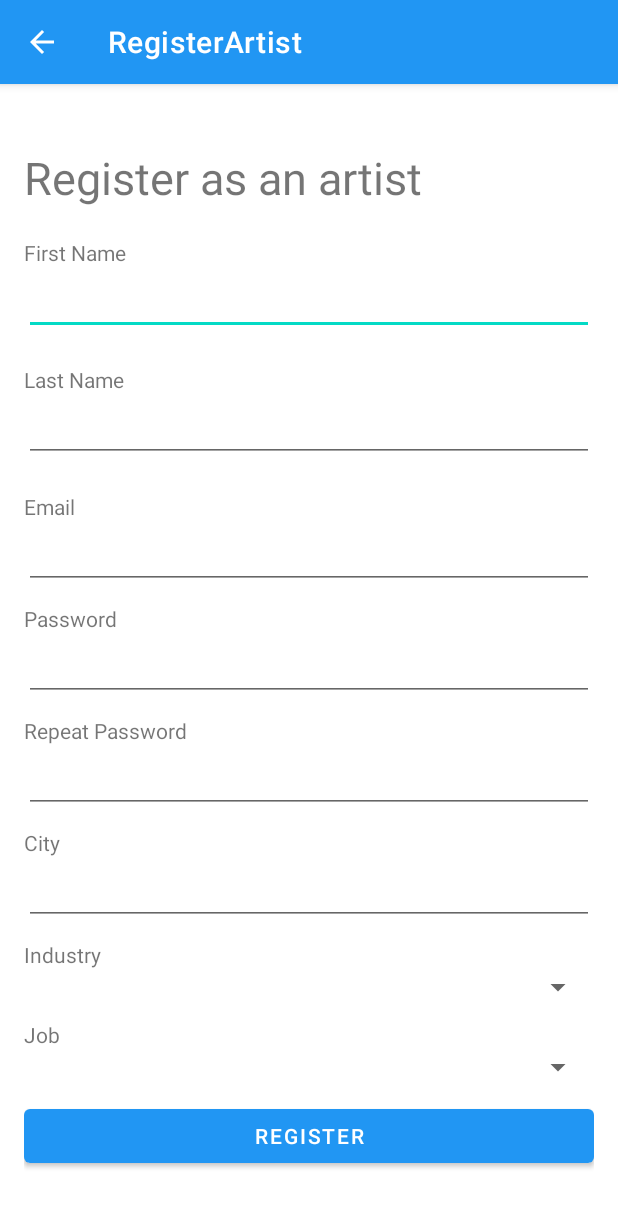
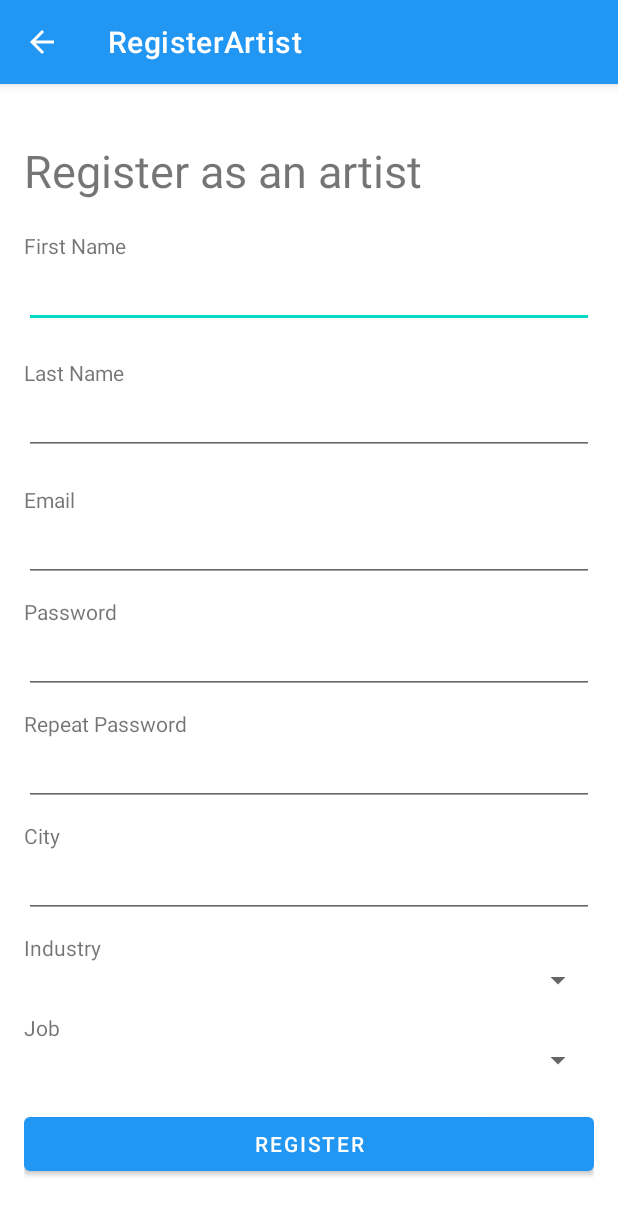
Before and after one commit to BigThor20/FindArtist, an Android app: the RegisterArtistActivity screen opened directly, with no data from a screen before it, on a phone screen of 412 x 824 dp. Shown: the top 1215 px of the screen. Run offline under Robolectric (Android 15) with nearby library versions, the phone set to English and light mode, and no system bars; our stand-ins replace Firebase (no records; nobody signed in at launch, a user with empty details on screens opened directly).

Commit message:
rewrite Spinners from SelectJob as an fragment

```diff
--- a/app/build.gradle
+++ b/app/build.gradle
@@ -72,6 +72,9 @@ dependencies {
     implementation 'androidx.lifecycle:lifecycle-viewmodel-savedstate:2.6.1'
     implementation 'com.github.bumptech.glide:glide:4.12.0'
     annotationProcessor 'com.github.bumptech.glide:compiler:4.12.0'
+    implementation 'androidx.fragment:fragment-ktx:1.5.7'
+
+
 
 
 
--- a/app/src/main/java/com/example/findartist/model/RegisterViewModel.kt
+++ b/app/src/main/java/com/example/findartist/model/RegisterViewModel.kt
@@ -68,41 +68,6 @@ class RegisterViewModel : ViewModel() {
         db.collection("users").document(userId).set(userMap).await()
     }
 
-    fun fetchFirstSpinnerData(): LiveData<List<String>> {
-        val firstSpinnerData = MutableLiveData<List<String>>()
-
-        viewModelScope.launch {
-            val data = getFirstSpinnerData()
-            firstSpinnerData.value = data
-        }
-
-        return firstSpinnerData
-    }
-
-    private suspend fun getFirstSpinnerData(): List<String> {
-        return withContext(Dispatchers.IO) {
-            val documents = db.collection("industries").get().await()
-            documents.map { it["value"].toString() }
-        }
-    }
-
-    fun fetchSecondSpinnerData(selectedOption: String): LiveData<List<String>> {
-        val secondSpinnerData = MutableLiveData<List<String>>()
-
-        viewModelScope.launch {
-            val data = getSecondSpinnerData(selectedOption)
-            secondSpinnerData.value = data
-        }
-
-        return secondSpinnerData
-    }
-
-    private suspend fun getSecondSpinnerData(selectedOption: String): List<String> {
-        return withContext(Dispatchers.IO) {
-            val document = db.collection("jobs").document(selectedOption).get().await()
-            document["options"] as List<String>
-        }
-    }
 
     private fun isEmailValid(email: String): ValidationResult {
         val emailPattern = "^[A-Za-z0-9+_.-]+@[A-Za-z0-9.-]+$"
--- /dev/null
+++ b/app/src/main/java/com/example/findartist/model/SelectJobViewModel.kt
@@ -0,0 +1,57 @@
+package com.example.findartist.model
+
+import androidx.activity.viewModels
+import androidx.lifecycle.LiveData
+import androidx.lifecycle.MutableLiveData
+import androidx.lifecycle.ViewModel
+import androidx.lifecycle.viewModelScope
+import com.google.firebase.auth.FirebaseAuth
+import com.google.firebase.auth.ktx.auth
+import com.google.firebase.firestore.FirebaseFirestore
+import com.google.firebase.firestore.ktx.firestore
+import com.google.firebase.ktx.Firebase
+import kotlinx.coroutines.Dispatchers
+import kotlinx.coroutines.launch
+import kotlinx.coroutines.tasks.await
+import kotlinx.coroutines.withContext
+
+class SelectJobViewModel : ViewModel() {
+
+    private val db: FirebaseFirestore = Firebase.firestore
+
+    fun fetchFirstSpinnerData(): LiveData<List<String>> {
+        val firstSpinnerData = MutableLiveData<List<String>>()
+
+        viewModelScope.launch {
+            val data = getFirstSpinnerData()
+            firstSpinnerData.value = data
+        }
+
+        return firstSpinnerData
+    }
+
+    private suspend fun getFirstSpinnerData(): List<String> {
+        return withContext(Dispatchers.IO) {
+            val documents = db.collection("industries").get().await()
+            documents.map { it["value"].toString() }
+        }
+    }
+
+    fun fetchSecondSpinnerData(selectedOption: String): LiveData<List<String>> {
+        val secondSpinnerData = MutableLiveData<List<String>>()
+
+        viewModelScope.launch {
+            val data = getSecondSpinnerData(selectedOption)
+            secondSpinnerData.value = data
+        }
+
+        return secondSpinnerData
+    }
+
+    private suspend fun getSecondSpinnerData(selectedOption: String): List<String> {
+        return withContext(Dispatchers.IO) {
+            val document = db.collection("jobs").document(selectedOption).get().await()
+            document["options"] as List<String>
+        }
+    }
+}
--- a/app/src/main/java/com/example/findartist/views/RegisterArtistActivity.kt
+++ b/app/src/main/java/com/example/findartist/views/RegisterArtistActivity.kt
@@ -6,6 +6,7 @@ import android.view.View
 import android.widget.*
 import androidx.activity.viewModels
 import androidx.appcompat.app.AppCompatActivity
+import androidx.fragment.app.Fragment
 import androidx.lifecycle.Observer
 import com.example.findartist.R
 import com.example.findartist.model.Artist
@@ -14,52 +15,13 @@ import com.example.findartist.model.User
 import com.example.findartist.model.UserRole
 
 class RegisterArtistActivity : AppCompatActivity() {
+
     private val viewModel: RegisterViewModel by viewModels()
 
     override fun onCreate(savedInstanceState: Bundle?) {
         super.onCreate(savedInstanceState)
         setContentView(R.layout.register_artist_page)
 
-        val firstSpinner: Spinner = findViewById(R.id.industrySpinner)
-        val secondSpinner: Spinner = findViewById(R.id.jobSpinner)
-
-        // Variables to store selected values
-        var industry = ""
-        var job = ""
-
-        // Obțineți datele de la ViewModel pentru primul spinner
-        viewModel.fetchFirstSpinnerData().observe(this, Observer { firstSpinnerData ->
-            val firstSpinnerAdapter = ArrayAdapter(this, android.R.layout.simple_spinner_item, firstSpinnerData)
-            firstSpinnerAdapter.setDropDownViewResource(android.R.layout.simple_spinner_dropdown_item)
-            firstSpinner.adapter = firstSpinnerAdapter
-        })
-
-        firstSpinner.onItemSelectedListener = object : AdapterView.OnItemSelectedListener {
-            override fun onItemSelected(parent: AdapterView<*>?, view: View?, position: Int, id: Long) {
-                val selectedOption = firstSpinner.selectedItem.toString()
-
-                // Store the selected value for industry
-                industry = selectedOption
-
-                // Obțineți datele de la ViewModel pentru al doilea spinner
-                viewModel.fetchSecondSpinnerData(selectedOption).observe(this@RegisterArtistActivity, Observer { secondSpinnerData ->
-                    val secondSpinnerAdapter = ArrayAdapter(this@RegisterArtistActivity, android.R.layout.simple_spinner_item, secondSpinnerData)
-                    secondSpinnerAdapter.setDropDownViewResource(android.R.layout.simple_spinner_dropdown_item)
-                    secondSpinner.adapter = secondSpinnerAdapter
-                })
-            }
-
-            override fun onNothingSelected(parent: AdapterView<*>?) {
-                // Nimic de făcut
-            }
-        }
-
-        secondSpinner.onItemSelectedListener = object : AdapterView.OnItemSelectedListener {
-            override fun onItemSelected(parent: AdapterView<*>?, view: View?, position: Int, id: Long) {
-                job = parent?.getItemAtPosition(position).toString()
-            }
-            override fun onNothingSelected(parent: AdapterView<*>?) {}
-        }
 
         val registerButton = findViewById<Button>(R.id.registerArtist)
         registerButton.setOnClickListener {
@@ -69,6 +31,8 @@ class RegisterArtistActivity : AppCompatActivity() {
             val password = findViewById<EditText>(R.id.editTextPassword).text.toString()
             val confirmPassword = findViewById<EditText>(R.id.editTextRepeatPassword).text.toString()
             val city = findViewById<EditText>(R.id.editTextCity).text.toString()
+            val industry = findViewById<Spinner>(R.id.industrySpinner).selectedItem.toString()
+            val job = findViewById<Spinner>(R.id.jobSpinner).selectedItem.toString()
 
 
             if (firstName.isNotEmpty() && lastName.isNotEmpty()
--- /dev/null
+++ b/app/src/main/java/com/example/findartist/views/SelectJobFragment.kt
@@ -0,0 +1,64 @@
+package com.example.findartist.views
+
+import android.os.Bundle
+import android.view.LayoutInflater
+import android.view.View
+import android.view.ViewGroup
+import android.widget.AdapterView
+import android.widget.ArrayAdapter
+import android.widget.Spinner
+import androidx.fragment.app.Fragment
+import androidx.fragment.app.viewModels
+import com.example.findartist.R
+import com.example.findartist.model.SelectJobViewModel
+
+class SelectJobFragment : Fragment() {
+    private val selectJobViewModel: SelectJobViewModel by viewModels()
+
+    private lateinit var industrySpinner: Spinner
+    private lateinit var jobSpinner: Spinner
+
+    override fun onCreateView(
+        inflater: LayoutInflater,
+        container: ViewGroup?,
+        savedInstanceState: Bundle?
+    ): View? {
+        val view = inflater.inflate(R.layout.fragment_select_job, container, false)
+
+        // Initialize the spinners
+        industrySpinner = view.findViewById(R.id.industrySpinner)
+        jobSpinner = view.findViewById(R.id.jobSpinner)
+
+        populateIndustrySpinner()
+
+        return view
+    }
+
+    private fun populateIndustrySpinner() {
+        selectJobViewModel.fetchFirstSpinnerData().observe(viewLifecycleOwner) { firstSpinnerData ->
+            val firstSpinnerAdapter = ArrayAdapter(requireContext(), android.R.layout.simple_spinner_item, firstSpinnerData)
+            firstSpinnerAdapter.setDropDownViewResource(android.R.layout.simple_spinner_dropdown_item)
+            industrySpinner.adapter = firstSpinnerAdapter
+
+            // Set the onItemSelectedListener for the industry spinner
+            industrySpinner.onItemSelectedListener = object : AdapterView.OnItemSelectedListener {
+                override fun onItemSelected(parent: AdapterView<*>?, view: View?, position: Int, id: Long) {
+                    val selectedOption = parent?.getItemAtPosition(position).toString()
+                    populateJobSpinner(selectedOption)
+                }
+
+                override fun onNothingSelected(parent: AdapterView<*>?) {
+                    // No action needed
+                }
+            }
+        }
+    }
+
+    private fun populateJobSpinner(selectedOption: String) {
+        selectJobViewModel.fetchSecondSpinnerData(selectedOption).observe(viewLifecycleOwner) { secondSpinnerData ->
+            val secondSpinnerAdapter = ArrayAdapter(requireContext(), android.R.layout.simple_spinner_item, secondSpinnerData)
+            secondSpinnerAdapter.setDropDownViewResource(android.R.layout.simple_spinner_dropdown_item)
+            jobSpinner.adapter = secondSpinnerAdapter
+        }
+    }
+}
--- /dev/null
+++ b/app/src/main/res/layout/fragment_select_job.xml
@@ -0,0 +1,28 @@
+<LinearLayout xmlns:android="http://schemas.android.com/apk/res/android"
+    android:layout_width="match_parent"
+    android:layout_height="match_parent"
+    android:orientation="vertical">
+
+    <TextView
+        android:layout_width="match_parent"
+        android:layout_height="wrap_content"
+        android:text="Industry" />
+
+    <Spinner
+        android:id="@+id/industrySpinner"
+        android:layout_width="match_parent"
+        android:layout_height="wrap_content"
+        android:layout_marginBottom="10dp" />
+
+    <TextView
+        android:layout_width="match_parent"
+        android:layout_height="wrap_content"
+        android:text="Job" />
+
+    <Spinner
+        android:id="@+id/jobSpinner"
+        android:layout_width="match_parent"
+        android:layout_height="wrap_content"
+        android:layout_marginBottom="10dp" />
+
+</LinearLayout>
--- a/app/src/main/res/layout/register_artist_page.xml
+++ b/app/src/main/res/layout/register_artist_page.xml
@@ -87,26 +87,12 @@
         android:layout_marginBottom="10dp"
         android:inputType="text"/>
 
-    <TextView
+    <fragment
+        android:id="@+id/fragment_select_job"
+        android:name="com.example.findartist.views.SelectJobFragment"
         android:layout_width="match_parent"
         android:layout_height="wrap_content"
-        android:text="Industry"/>
-    <Spinner
-        android:id="@+id/industrySpinner"
-        android:layout_width="match_parent"
-        android:layout_height="wrap_content"
-        android:layout_marginBottom="10dp"/>
-
-    <TextView
-        android:layout_width="match_parent"
-        android:layout_height="wrap_content"
-        android:text="Job"/>
-    <Spinner
-        android:id="@+id/jobSpinner"
-        android:layout_width="match_parent"
-        android:layout_height="wrap_content"
-
-        android:layout_marginBottom="10dp"/>
+        android:layout_marginBottom="10dp" />
 
     <Button
         android:id="@+id/registerArtist"
```
Also changed, not shown: app/src/main/res/layout/discover_page.xml (+4 -20 lines).
